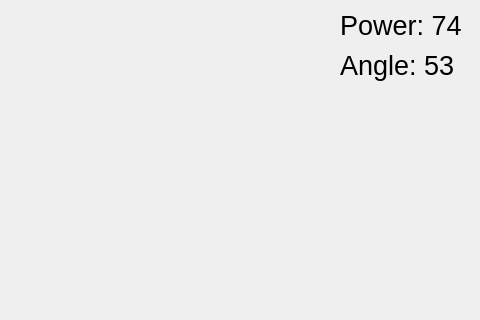
Qt form mainwindow.ui (belijzajac/ShellShocked) before a commit; both pictures show x 480 to 960 and y 0 to 320 of the 960 by 545 pixel window.
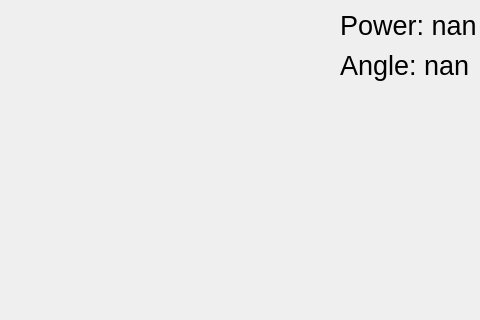
The same form after that commit.

What changed in the file:
```diff
--- a/mainwindow.ui
+++ b/mainwindow.ui
@@ -35,7 +35,7 @@
      </font>
     </property>
     <property name="text">
-     <string>Power: 74</string>
+     <string>Power: nan</string>
     </property>
    </widget>
    <widget class="QLabel" name="angleLabel">
@@ -53,7 +53,7 @@
      </font>
     </property>
     <property name="text">
-     <string>Angle: 53</string>
+     <string>Angle: nan</string>
     </property>
    </widget>
   </widget>
```
